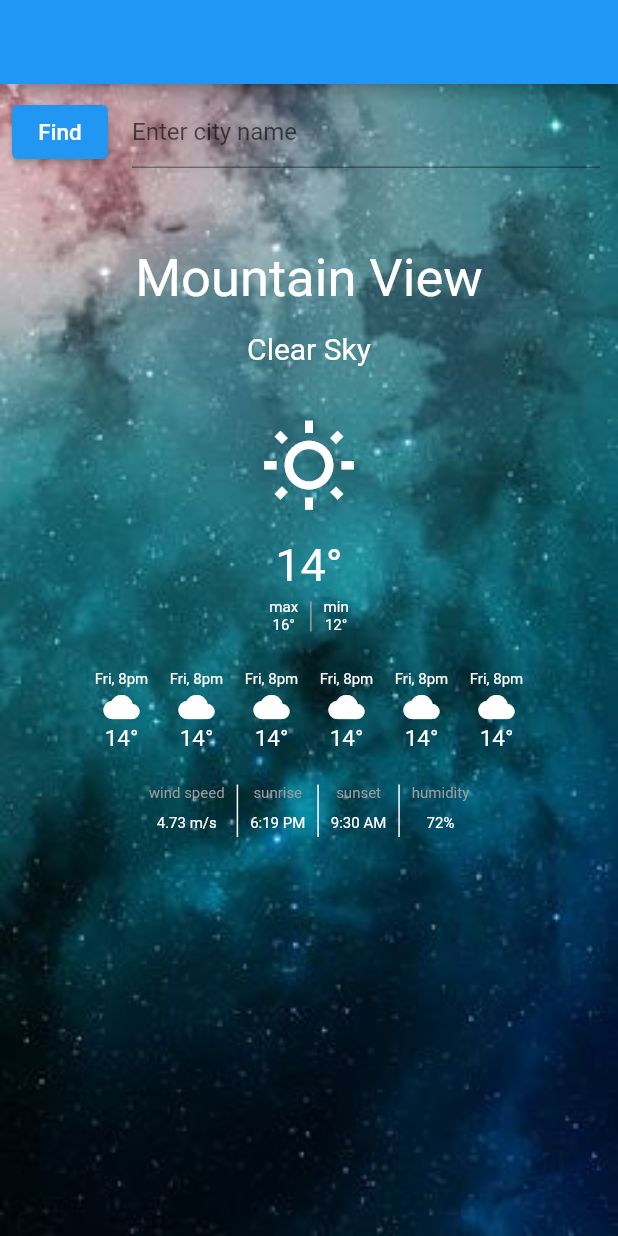
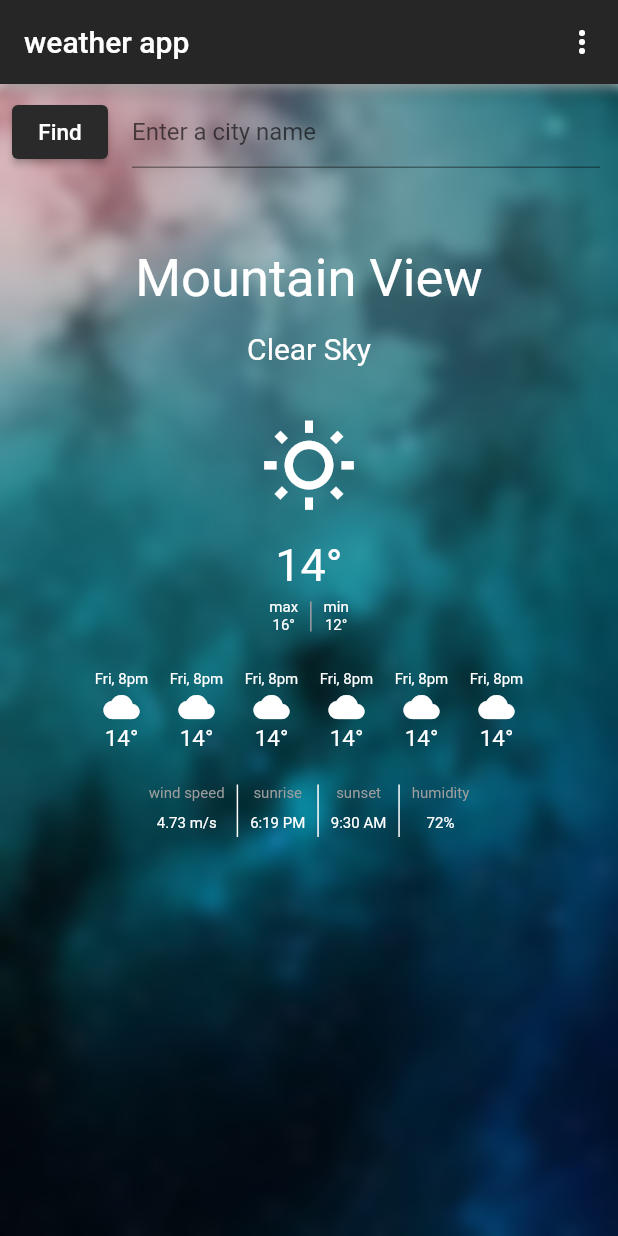
Before and after one commit to arminadm/flutter_weather_app, a Flutter app: the screen it shows after launch, on a phone screen of 412 x 824 dp. Run offline on Flutter 3.47's test engine with Material 2 defaults, Android fonts, the phone set to English and light mode, and no system bars.

Commit message:
minor changes

```diff
--- a/lib/main.dart
+++ b/lib/main.dart
@@ -22,7 +22,20 @@ class _IndexWeatherPageState extends State<IndexWeatherPage> {
   @override
   Widget build(BuildContext context) {
     return Scaffold(
-      appBar: AppBar(),
+      appBar: AppBar(
+        title: const Text('weather app'),
+        backgroundColor: Color.fromARGB(255, 38, 38, 38),
+        actions: <Widget>[
+          PopupMenuButton<String> (itemBuilder: (BuildContext context){
+            return {"setting", "logout", "profile"}.map((String choice) {
+              return PopupMenuItem(
+                value: choice,
+                child: Text(choice)
+              );
+            }).toList();
+          })
+        ],
+      ),
       body: Container(
         decoration: const BoxDecoration(
           image: DecorationImage(
@@ -31,7 +44,7 @@ class _IndexWeatherPageState extends State<IndexWeatherPage> {
           )
         ),
         child: BackdropFilter(
-          filter: ImageFilter.blur(sigmaX: 0, sigmaY: 0),
+          filter: ImageFilter.blur(sigmaX: 5, sigmaY: 5),
           child: Center(
             child: Column(
               children: [
@@ -40,6 +53,9 @@ class _IndexWeatherPageState extends State<IndexWeatherPage> {
                       Padding(
                         padding: const EdgeInsets.all(8.0),
                         child: ElevatedButton(
+                          style: ElevatedButton.styleFrom(
+                            backgroundColor: const Color.fromARGB(255, 42, 42, 42)
+                          ),
                           onPressed: (){
 
                           },
@@ -53,7 +69,7 @@ class _IndexWeatherPageState extends State<IndexWeatherPage> {
                             controller: textEditingController,
                             decoration: const InputDecoration(
                               border: UnderlineInputBorder(),
-                              hintText: 'Enter city name'
+                              hintText: 'Enter a city name'
                             ),
                           ),
                         ))
```
